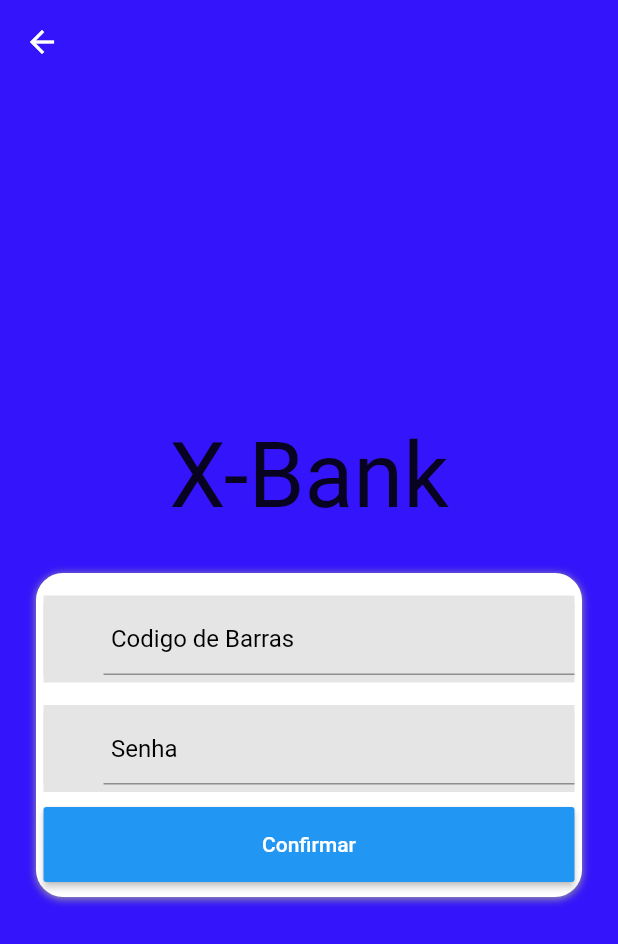
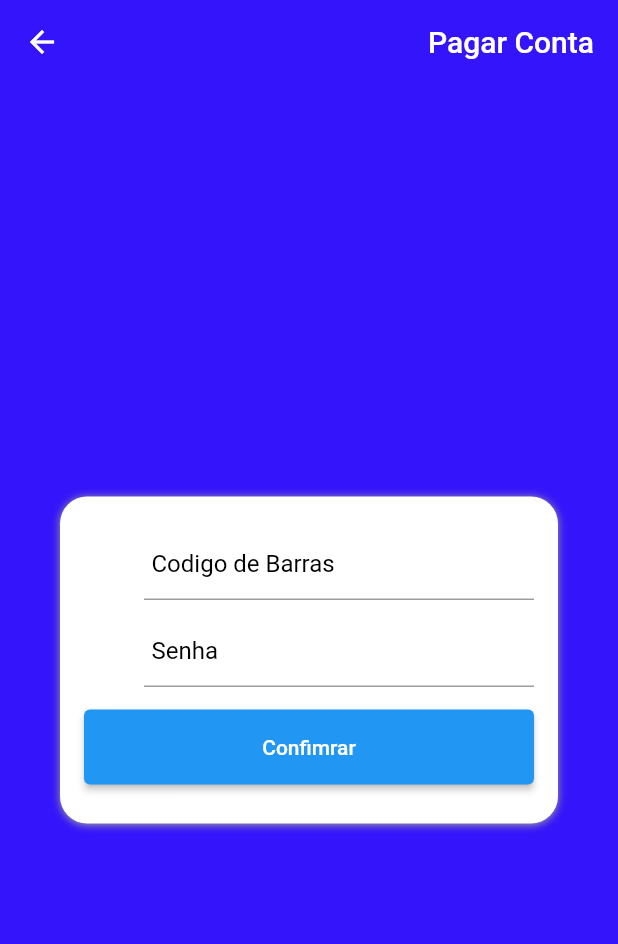
Before and after one commit to GuilhermeOrtizAluno/X-Bank, a Flutter app: the Home screen opened directly, after a tap on the "remove red eye" icon, after a tap on the "remove red eye" icon, after a tap on "Pagar Conta", on a phone screen of 412 x 824 dp. Shown: the top 944 px of the screen. Run offline on Flutter 3.47's test engine with Material 2 defaults, Android fonts, the phone set to English and light mode, and no system bars; our stand-ins replace get.

Commit message:
standard style

```diff
--- a/lib/screens/home.dart
+++ b/lib/screens/home.dart
@@ -21,13 +21,14 @@ class _HomeState extends State<Home> {
   Widget build(BuildContext context) {
     return Scaffold(
       appBar: AppBar(
-        title: Text('XBank'),
+        title: Text('X-BANK'),
+        elevation: 0,
         actions: <Widget>[
           InkWell(
             child: Container(
               margin: EdgeInsets.only(right: 20),
               child: Icon(
-                Icons.exit_to_app,
+                Icons.settings,
                 size: 35,
               ),
             ),
@@ -40,33 +41,22 @@ class _HomeState extends State<Home> {
         ],
       ),
       body: Container(
-        color: Colors.blue[200],
+        color: Colors.white,
         child: Column(
           children: <Widget>[
             Container(
-              margin: EdgeInsets.symmetric(vertical: 10),
-              padding: EdgeInsets.only(left: 5, right: 20),
-              child: Row(
+              padding: EdgeInsets.only(left: 5, right: 20, bottom: 10),
+              color: Theme.of(context).accentColor,
+              child:  Row(
                 children:<Widget> [
-                  Expanded(
-                    child: Row(
-                      children:<Widget> [
-                        Icon(
-                          Icons.person,
-                          size: 50,
-                        ),
-                        Text(
-                          "Admin",
-                          style: TextStyle(
-                            fontSize: 40
-                          )
-                        )
-                      ]
-                    )
+                  Icon(
+                    Icons.person,
+                    size: 50,
+                    color: Colors.white,
                   ),
-                  Icon(
-                    Icons.settings,
-                    size: 35,
+                  Text(
+                    "Admin",
+                    style: Theme.of(context).textTheme.headline1,
                   )
                 ]
               )
@@ -83,7 +73,6 @@ class _HomeState extends State<Home> {
             )
           ],
         )
-
       )
      );
   }
--- a/lib/screens/pay.dart
+++ b/lib/screens/pay.dart
@@ -9,28 +9,24 @@ class Pay extends StatelessWidget {
   Widget build(BuildContext context) {
     return Scaffold(
       appBar: AppBar(
-        backgroundColor: Color.fromRGBO(52, 20, 250, 1),
-        foregroundColor: Color.fromRGBO(52, 20, 250, 1),
+        title: Align(
+          alignment: Alignment.centerRight,
+          child: Text("Pagar Conta"),
+        ),
         elevation: 0,
       ),
-      body: Scaffold(
-          body: Container(
+      body:  SafeArea(
+        child: Container(
           width: MediaQuery.of(context).size.width,
           height: MediaQuery.of(context).size.height,
-              color: Color.fromRGBO(52, 20, 250, 1),
-              child: Center(
+          color: Theme.of(context).accentColor,
           child: Column(
             crossAxisAlignment: CrossAxisAlignment.center,
             mainAxisAlignment: MainAxisAlignment.center,
-                    children: <Widget>[
-                      Text(
-                        "X-Bank",
-                        style: TextStyle(fontSize: 60),
-                      ),
-                      SizedBox(height: 30),
+            children: [
               Container(
                 width: MediaQuery.of(context).size.width,
-                        margin: EdgeInsets.symmetric(horizontal: 24),
+                margin: EdgeInsets.symmetric(horizontal: 40),
                 decoration: BoxDecoration(
                   //quadrado branco
                   color: Colors.white,
@@ -42,36 +38,29 @@ class Pay extends StatelessWidget {
                         offset: Offset(0.0, 0.75))
                   ],
                 ),
-                        padding: EdgeInsets.all(5.0),
+                padding: EdgeInsets.all(16.0),
                 child: Column(
                   children: <Widget>[
-                            Container(
-                              margin: EdgeInsets.only(top: 10, bottom: 5),
-                              color: Color.fromRGBO(229, 229, 229, 1),
-                              child: InputField(
+                    InputField(
                       hint: "Codigo de Barras",
                       obscure: false,
+                      //controller: _userController,
+                      //error: "Usuario invalido!",
                     ),
+                    InputField(
+                      hint: "Senha",
+                      obscure: false,
+                      //controller: _userController,
+                      //error: "Usuario invalido!",
                     ),
                     Container(
-                              margin: EdgeInsets.only(top: 10, bottom: 5),
-                              color: Color.fromRGBO(229, 229, 229, 1),
-                              child: InputField(
-                                hint: "Senha",
-                                obscure: true,
-                              ),
-                            ),
-                            Container(
-                              margin: EdgeInsets.symmetric(vertical: 5),
-                              child: StreamBuilder<bool>(
-                                  builder: (context, snapshot) {
-                                return SizedBox(
+                      margin: EdgeInsets.symmetric(vertical: 10),
+                      child:  SizedBox(
                         height: 50,
                         width: MediaQuery.of(context).size.width,
-                                  child: RaisedButton(
-                                      color: Colors.blue,
-                                      child: Text("Confirmar"),
-                                      onPressed: () {
+                        child: ElevatedButton(
+                          child: Text("Confimrar"),
+                          onPressed:  (){
                             showDialog(
                               context: context,
                               builder: (BuildContext context) {
@@ -92,17 +81,17 @@ class Pay extends StatelessWidget {
                                 );
                               },
                             );
-                                      },
-                                      textColor: Colors.white,
-                                      disabledColor: Colors.grey),
-                                );
-                              }),
+                          }
+                        ),
+                      ),
                     ),
                   ],
                 ),
+              ),
+            ],
+          ),
+        ),
       )
-                    ]),
-              ))),
     );
   }
 }
--- a/lib/widgets/balance.dart
+++ b/lib/widgets/balance.dart
@@ -10,29 +10,37 @@ class _BalanceState extends State<Balance> {
   @override
   Widget build(BuildContext context) {
     return Container(
-      margin: EdgeInsets.symmetric(vertical: 10),
-      padding: EdgeInsets.only(left: 15, right: 20),
+      padding: EdgeInsets.only(left: 15, right: 20, top: 15, bottom: 15),
+      color: Theme.of(context).accentColor,
       width: MediaQuery.of(context).size.width,
       child: Row(
         mainAxisAlignment: MainAxisAlignment.spaceBetween,
         children:<Widget> [
           Column(
             children: <Widget>[
-              Text("Saldo Conta Corrente"),
+              Text(
+                "Saldo Conta Corrente",
+                style: Theme.of(context).textTheme.bodyText1,
+              ),
               Row(
                 children: <Widget>[
                   Text(
                     current ?  "180,00 R\$" : "****" ,
+                    style: Theme.of(context).textTheme.bodyText1,
                   ),
-                  InkWell(
+                  Padding(
+                    padding: EdgeInsets.only(left: 20),
+                    child: InkWell(
                       child: Icon(
-                      !current ? Icons.remove_red_eye : Icons.remove_red_eye_outlined
+                        !current ? Icons.remove_red_eye : Icons.remove_red_eye_outlined,
+                        color: Colors.white,
                       ),
                       onTap: (){
                         setState(() {
                           current = current ? false : true;
                         });
                       },
+                    ),
                   )
                 ],
               )
@@ -40,12 +48,18 @@ class _BalanceState extends State<Balance> {
           ),
           Column(
             children: <Widget>[
-              Text("Saldo Poupança"),
+              Text(
+                "Saldo Poupança",
+                style: Theme.of(context).textTheme.bodyText1,
+              ),
               Row(
                 children: <Widget>[
-                  InkWell(
+                  Padding(
+                    padding: EdgeInsets.only(right: 20),
+                    child: InkWell(
                       child: Icon(
-                      !savings ? Icons.remove_red_eye : Icons.remove_red_eye_outlined
+                        !savings ? Icons.remove_red_eye : Icons.remove_red_eye_outlined,
+                        color: Colors.white
                       ),
                       onTap: (){
                         setState(() {
@@ -53,8 +67,10 @@ class _BalanceState extends State<Balance> {
                         });
                       },
                     ),
+                  ),
                   Text(
-                    savings ?  "1080,00 R\$" : "****"
+                    savings ?  "1080,00 R\$" : "****",
+                    style: Theme.of(context).textTheme.bodyText1,
                   )
                 ],
               )
--- a/lib/widgets/grid_options.dart
+++ b/lib/widgets/grid_options.dart
@@ -38,6 +38,8 @@ class Grid_Options extends StatelessWidget {
     return InkWell(
       child: Card(
         color: Color.fromRGBO(52, 20, 250, 1),
+        child: Padding(
+          padding: EdgeInsets.all(10),
           child: Center(
             child: Column(
               mainAxisSize: MainAxisSize.min,
@@ -46,17 +48,18 @@ class Grid_Options extends StatelessWidget {
                 Icon(
                   options.icon,
                   size:80.0,
-                color: Colors.black
+                  color: Colors.white
                 ),
                 Text(
                   options.titulo,
                   style: TextStyle(
-                  color: Colors.black,
+                    color: Colors.white,
                     fontSize: 25,
                   ),
                   textAlign: TextAlign.center,
                 ),
               ]
+            ),
           ),
         )
       ),
--- a/lib/widgets/input_field.dart
+++ b/lib/widgets/input_field.dart
@@ -14,7 +14,7 @@ class InputField extends StatelessWidget {
   Widget build(BuildContext context) {
     return Container(
       margin: EdgeInsets.symmetric(vertical: 5),
-      color: Color.fromRGBO(229, 229, 229, 1),
+      //color: Color.fromRGBO(229, 229, 229, 1),
       child: TextFormField(
         controller: controller,
         decoration: InputDecoration(
--- a/pubspec.yaml
+++ b/pubspec.yaml
@@ -30,6 +30,7 @@ dependencies:
   cupertino_icons: ^1.0.2
   scoped_model: ^1.0.1
   path_provider: ^2.0.1
+  get: ^4.1.4
 
 dev_dependencies:
   flutter_test:
```
Also changed, not shown: lib/main.dart (+10 -4 lines), lib/screens/login.dart (+16 -16 lines), lib/screens/recuperar_senha.dart (+24 -25 lines), lib/screens/register.dart (+16 -12 lines), lib/screens/saldo_extrato.dart (+5 -2 lines), lib/screens/transferencia.dart (+9 -10 lines), pubspec.lock, 2 other files. Lines whose indentation alone changed are shown as unchanged.
